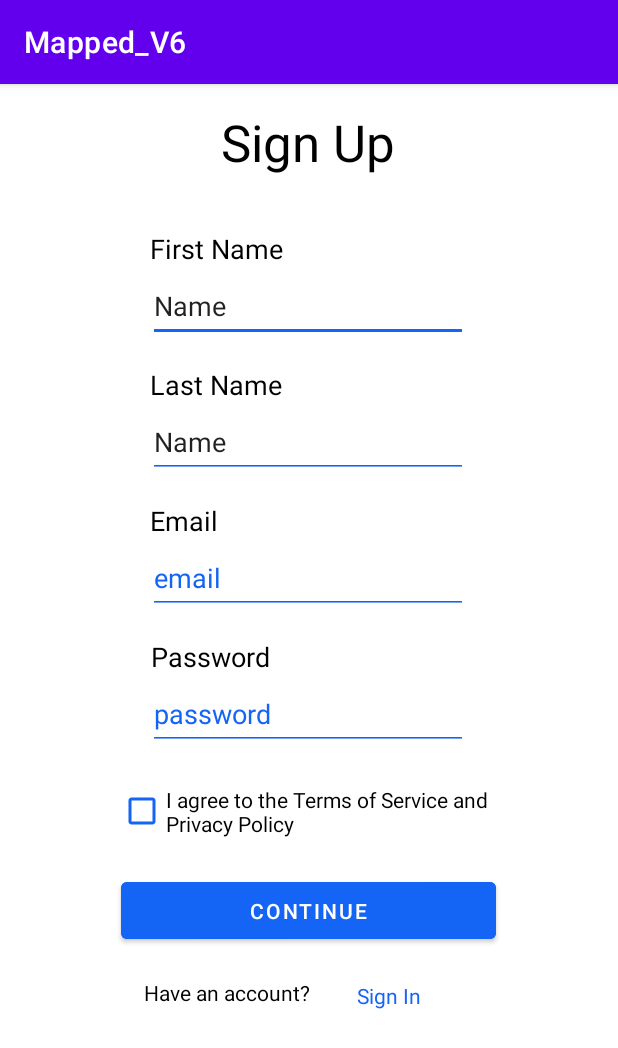
After one commit to arnold-bunu/Mapped_V6, an Android app: the SignUpActivity screen opened directly, with no data from a screen before it, on a phone screen of 412 x 824 dp. The commit adds this screen. Shown: the top 1048 px of the screen. Run offline under Robolectric (Android 15) with nearby library versions, the phone set to English and light mode, and no system bars.

Commit message:
credentials done on acivities ICE

```diff
--- /dev/null
+++ b/app/src/main/java/com/example/mapped_v6/SignUpActivity.java
@@ -0,0 +1,14 @@
+package com.example.mapped_v6;
+
+import androidx.appcompat.app.AppCompatActivity;
+
+import android.os.Bundle;
+
+public class SignUpActivity extends AppCompatActivity {
+
+    @Override
+    protected void onCreate(Bundle savedInstanceState) {
+        super.onCreate(savedInstanceState);
+        setContentView(R.layout.activity_sign_up);
+    }
+}
--- a/app/src/main/res/layout/activity_main.xml
+++ b/app/src/main/res/layout/activity_main.xml
@@ -110,6 +110,8 @@
                 android:text=""
                 app:layout_constraintBaseline_toBaselineOf="@+id/placeInfoDistance"
                 app:layout_constraintStart_toEndOf="@+id/placeInfoDistance" />
+
+
         </androidx.constraintlayout.widget.ConstraintLayout>
 
 
--- /dev/null
+++ b/app/src/main/res/layout/activity_sign_up.xml
@@ -0,0 +1,191 @@
+<?xml version="1.0" encoding="utf-8"?>
+<androidx.constraintlayout.widget.ConstraintLayout xmlns:android="http://schemas.android.com/apk/res/android"
+    xmlns:app="http://schemas.android.com/apk/res-auto"
+    xmlns:tools="http://schemas.android.com/tools"
+    android:layout_width="match_parent"
+    android:layout_height="match_parent"
+    tools:context=".SignUp">
+
+    <TextView
+        android:id="@+id/textView5"
+        android:layout_width="wrap_content"
+        android:layout_height="wrap_content"
+        android:layout_marginTop="16dp"
+        android:text="Sign Up"
+        android:textColor="@color/black"
+        android:textSize="34sp"
+        app:layout_constraintEnd_toEndOf="parent"
+        app:layout_constraintHorizontal_bias="0.498"
+        app:layout_constraintStart_toStartOf="parent"
+        app:layout_constraintTop_toTopOf="parent" />
+
+    <EditText
+        android:id="@+id/editTextTextPersonName"
+        android:layout_width="wrap_content"
+        android:layout_height="wrap_content"
+        android:layout_marginTop="2dp"
+        android:backgroundTint="#1464F6"
+        android:ems="10"
+        android:hint="first name"
+        android:inputType="textPersonName"
+        android:minHeight="48dp"
+        android:text="Name"
+        android:textColorHint="#1464F6"
+        app:layout_constraintEnd_toEndOf="parent"
+        app:layout_constraintHorizontal_bias="0.497"
+        app:layout_constraintStart_toStartOf="parent"
+        app:layout_constraintTop_toBottomOf="@+id/textView6" />
+
+    <EditText
+        android:id="@+id/editTextTextPersonName2"
+        android:layout_width="wrap_content"
+        android:layout_height="wrap_content"
+        android:layout_marginTop="2dp"
+        android:backgroundTint="#1464F6"
+        android:ems="10"
+        android:hint="last name"
+        android:inputType="textPersonName"
+        android:minHeight="48dp"
+        android:text="Name"
+        android:textColorHint="#1464F6"
+        app:layout_constraintEnd_toEndOf="parent"
+        app:layout_constraintHorizontal_bias="0.497"
+        app:layout_constraintStart_toStartOf="parent"
+        app:layout_constraintTop_toBottomOf="@+id/textView7" />
+
+    <Button
+        android:id="@+id/btnContinue"
+        android:layout_width="250dp"
+        android:layout_height="50dp"
+        android:layout_marginTop="16dp"
+        android:backgroundTint="#1464F6"
+        android:text="CONTINUE"
+        app:layout_constraintEnd_toEndOf="parent"
+        app:layout_constraintHorizontal_bias="0.496"
+        app:layout_constraintStart_toStartOf="parent"
+        app:layout_constraintTop_toBottomOf="@+id/checkBox" />
+
+    <EditText
+        android:id="@+id/editTextTextEmailAddress"
+        android:layout_width="wrap_content"
+        android:layout_height="wrap_content"
+        android:layout_marginTop="2dp"
+        android:backgroundTint="#1464F6"
+        android:ems="10"
+        android:hint="email"
+        android:inputType="textEmailAddress"
+        android:minHeight="48dp"
+        android:textColorHint="#1464F6"
+        app:layout_constraintEnd_toEndOf="parent"
+        app:layout_constraintHorizontal_bias="0.497"
+        app:layout_constraintStart_toStartOf="parent"
+        app:layout_constraintTop_toBottomOf="@+id/textView8" />
+
+    <TextView
+        android:id="@+id/textView9"
+        android:layout_width="wrap_content"
+        android:layout_height="wrap_content"
+        android:layout_marginTop="16dp"
+        android:text="Password"
+        android:textColor="@color/black"
+        android:textSize="18sp"
+        app:layout_constraintEnd_toEndOf="parent"
+        app:layout_constraintHorizontal_bias="0.302"
+        app:layout_constraintStart_toStartOf="parent"
+        app:layout_constraintTop_toBottomOf="@+id/editTextTextEmailAddress" />
+
+    <TextView
+        android:id="@+id/textView10"
+        android:layout_width="wrap_content"
+        android:layout_height="wrap_content"
+        android:layout_marginStart="96dp"
+        android:layout_marginTop="20dp"
+        android:layout_marginEnd="62dp"
+        android:text="Have an account?"
+        android:textColor="@color/black"
+
+        app:layout_constraintHorizontal_bias="1.0"
+        app:layout_constraintStart_toStartOf="parent"
+        app:layout_constraintTop_toBottomOf="@+id/btnContinue" />
+
+    <TextView
+        android:id="@+id/btnSignIn"
+        android:layout_width="wrap_content"
+        android:layout_height="wrap_content"
+        android:layout_marginTop="20dp"
+        android:layout_marginEnd="100dp"
+        android:text="Sign In"
+        android:textColor="#1464F6"
+        app:layout_constraintBottom_toBottomOf="parent"
+        app:layout_constraintEnd_toEndOf="parent"
+        app:layout_constraintStart_toEndOf="@+id/textView10"
+        app:layout_constraintTop_toBottomOf="@+id/btnContinue"
+        app:layout_constraintVertical_bias="0.015" />
+
+    <CheckBox
+        android:id="@+id/checkBox"
+        android:layout_width="255dp"
+        android:layout_height="50dp"
+        android:layout_marginTop="16dp"
+        android:buttonTint="#1464F6"
+        android:text="I agree to the Terms of Service and Privacy Policy"
+        app:layout_constraintEnd_toEndOf="parent"
+        app:layout_constraintStart_toStartOf="parent"
+        app:layout_constraintTop_toBottomOf="@+id/editTextTextPassword" />
+
+    <TextView
+        android:id="@+id/textView6"
+        android:layout_width="wrap_content"
+        android:layout_height="wrap_content"
+        android:layout_marginTop="36dp"
+        android:text="First Name"
+        android:textColor="@color/black"
+        android:textSize="18sp"
+        app:layout_constraintEnd_toEndOf="parent"
+        app:layout_constraintHorizontal_bias="0.309"
+        app:layout_constraintStart_toStartOf="parent"
+        app:layout_constraintTop_toBottomOf="@+id/textView5" />
+
+    <TextView
+        android:id="@+id/textView7"
+        android:layout_width="wrap_content"
+        android:layout_height="wrap_content"
+        android:layout_marginTop="16dp"
+        android:text="Last Name"
+        android:textColor="@color/black"
+        android:textSize="18sp"
+        app:layout_constraintEnd_toEndOf="parent"
+        app:layout_constraintHorizontal_bias="0.308"
+        app:layout_constraintStart_toStartOf="parent"
+        app:layout_constraintTop_toBottomOf="@+id/editTextTextPersonName" />
+
+    <TextView
+        android:id="@+id/textView8"
+        android:layout_width="wrap_content"
+        android:layout_height="wrap_content"
+        android:layout_marginTop="16dp"
+        android:text="Email"
+        android:textColor="@color/black"
+        android:textSize="18sp"
+        app:layout_constraintEnd_toEndOf="parent"
+        app:layout_constraintHorizontal_bias="0.272"
+        app:layout_constraintStart_toStartOf="parent"
+        app:layout_constraintTop_toBottomOf="@+id/editTextTextPersonName2" />
+
+    <EditText
+        android:id="@+id/editTextTextPassword"
+        android:layout_width="wrap_content"
+        android:layout_height="wrap_content"
+        android:layout_marginTop="2dp"
+        android:backgroundTint="#1464F6"
+        android:ems="10"
+        android:hint="password"
+        android:inputType="textPassword"
+        android:minHeight="48dp"
+        android:textColorHint="#1464F6"
+        app:layout_constraintEnd_toEndOf="parent"
+        app:layout_constraintHorizontal_bias="0.497"
+        app:layout_constraintStart_toStartOf="parent"
+        app:layout_constraintTop_toBottomOf="@+id/textView9" />
+
+</androidx.constraintlayout.widget.ConstraintLayout>
```
Also changed, not shown: app/src/main/AndroidManifest.xml (+14 -0 lines), app/src/main/java/com/example/mapped_v6/LoginAcivity.java (added, +14 -0 lines), app/src/main/res/layout/activity_login_acivity.xml (added, +124 -0 lines).
